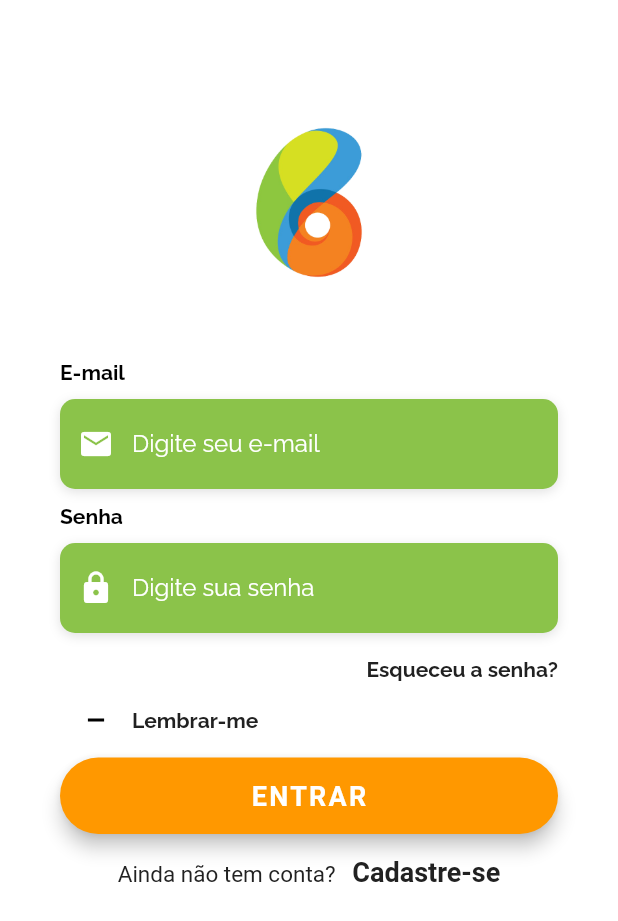
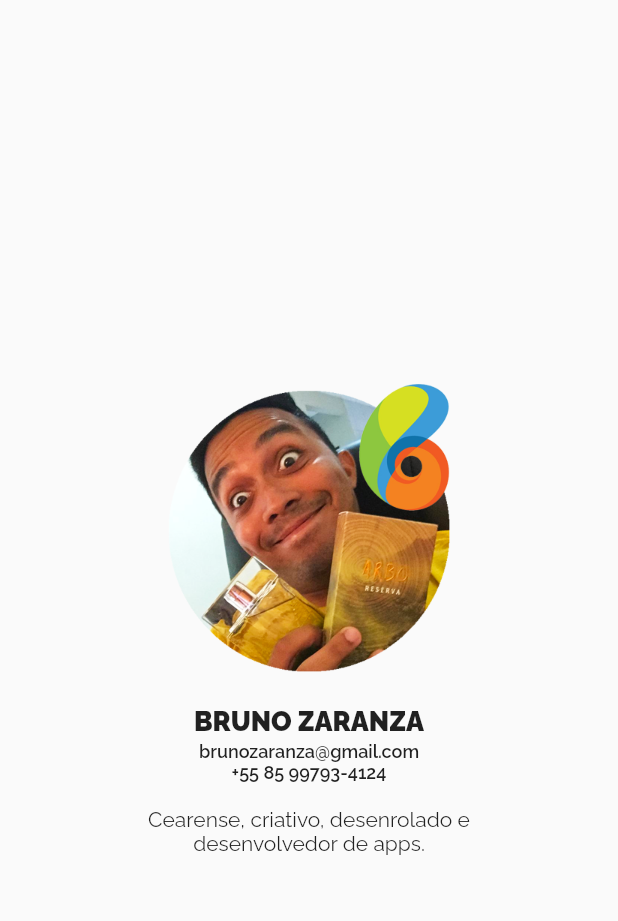
Before and after one commit to brunozaranza/botitter, a Flutter app: the first screen one second after launch, on a phone screen of 412 x 824 dp. Shown: the top 921 px of the screen. Run offline on Flutter 3.47's test engine with Material 2 defaults, Android fonts, the phone set to English and light mode, and no system bars; our stand-ins replace date_format, dio, email_validator, flutter_mobx, mobx, shared_preferences and 1 more; accounts and stored records are empty; generated files the repository leaves out were written again; Roboto replaces fonts that are missing (OpenSans).

Commit message:
splash and post edition

```diff
--- a/lib/core/viewmodel/login_viewmodel.dart
+++ b/lib/core/viewmodel/login_viewmodel.dart
@@ -50,6 +50,10 @@ class LoginViewModel {
     return store.user;
   }
 
+  set user(User u) {
+    store.setUser(u);
+  }
+
   get loading {
     return isLoading;
   }
--- a/lib/main.dart
+++ b/lib/main.dart
@@ -8,6 +8,7 @@ import 'package:bottiter/core/viewmodel/home_viewmodel.dart';
 import 'package:bottiter/core/viewmodel/login_viewmodel.dart';
 import 'package:bottiter/ui/page/bottom_navigation_bar_page.dart';
 import 'package:bottiter/ui/page/login_page.dart';
+import 'package:bottiter/ui/page/splash_page.dart';
 import 'package:flutter/material.dart';
 import 'package:provider/provider.dart';
 
@@ -16,13 +17,15 @@ void main() {
     providers: [
       Provider<LoginViewModel>.value(value: LoginViewModel(store: UserStore())),
       Provider<HomeViewModel>.value(value: HomeViewModel(store: HomeStore())),
-      Provider<BotNewViewModel>.value(value: BotNewViewModel(store: BotNewStore())),
+      Provider<BotNewViewModel>.value(
+          value: BotNewViewModel(store: BotNewStore())),
     ],
     child: BottiterApp(),
   ));
 }
 
 class BottiterApp extends StatelessWidget {
+
   @override
   Widget build(BuildContext context) {
     return MaterialApp(
@@ -33,16 +36,7 @@ class BottiterApp extends StatelessWidget {
         accentColor: Colors.grey.shade100,
         visualDensity: VisualDensity.adaptivePlatformDensity,
       ),
-      home: FutureBuilder(
-        future: Database.getUser(),
-        builder: (_, AsyncSnapshot<User> snap) {
-
-          if(snap.data == null) {
-            return LoginPage();
-          }
-
-          return BottomNavigationBarPage();
-      },),
+      home: SplashPage(),
       debugShowCheckedModeBanner: false,
     );
   }
--- a/lib/ui/page/bottom_navigation_bar_page.dart
+++ b/lib/ui/page/bottom_navigation_bar_page.dart
@@ -1,4 +1,3 @@
-import 'package:bottiter/core/store/home_store.dart';
 import 'package:bottiter/core/viewmodel/home_viewmodel.dart';
 import 'package:bottiter/ui/page/new_post_page.dart';
 import 'package:bottiter/ui/view/home_view.dart';
@@ -58,7 +57,7 @@ class _BottomNavigationBarPageState extends State<BottomNavigationBarPage>
       body: _body(),
       floatingActionButton: _selectedIndex == 0
           ? FloatingActionButton(
-        backgroundColor: Colors.orange,
+        backgroundColor: Colors.deepOrange,
               child: Icon(Icons.add, color: Colors.white),
               onPressed: _onFloatingActionButtonPressed,
             )
--- a/lib/ui/page/splash_page.dart
+++ b/lib/ui/page/splash_page.dart
@@ -0,0 +1,93 @@
+import 'dart:async';
+import 'package:bottiter/core/model/user.dart';
+import 'package:bottiter/core/repository/database/database.dart';
+import 'package:bottiter/core/viewmodel/login_viewmodel.dart';
+import 'package:bottiter/ui/page/bottom_navigation_bar_page.dart';
+import 'package:bottiter/ui/page/login_page.dart';
+import 'package:flutter/material.dart';
+import 'package:provider/provider.dart';
+
+class SplashPage extends StatefulWidget {
+  @override
+  _SplashPageState createState() => _SplashPageState();
+}
+
+class _SplashPageState extends State<SplashPage> {
+  final splashDelay = 3;
+
+  LoginViewModel _loginViewModel;
+
+  @override
+  void initState() {
+    super.initState();
+
+    _loadWidget();
+  }
+
+  void navigationPage() {
+    Navigator.pushReplacement(context, MaterialPageRoute(builder: (_) {
+      return FutureBuilder(
+        future: Database.getUser(),
+        builder: (_, AsyncSnapshot<User> snap) {
+          if (snap.data == null) {
+            return LoginPage();
+          }
+
+          _loginViewModel.user = snap.data;
+
+          return BottomNavigationBarPage();
+        },
+      );
+    }));  }
+
+  _loadWidget() async {
+    var _duration = Duration(seconds: splashDelay);
+    return Timer(_duration, navigationPage);
+  }
+
+  @override
+  Widget build(BuildContext context) {
+
+    _loginViewModel = Provider.of<LoginViewModel>(context);
+
+    return Scaffold(
+      body: Stack(
+        fit: StackFit.expand,
+        children: <Widget>[
+          Column(
+            mainAxisAlignment: MainAxisAlignment.center,
+            children: <Widget>[
+              Image.asset(
+                'assets/images/zaranza.png',
+                height: 200,
+                width: 200,
+              ),
+              SizedBox(height: 16),
+              Text(
+                "BRUNO ZARANZA",
+                style: TextStyle(fontWeight: FontWeight.w900, fontSize: 18),
+              ),
+              SizedBox(height: 3),
+              Text(
+                "brunozaranza@gmail.com",
+                style: TextStyle(fontWeight: FontWeight.w600, fontSize: 12),
+              ),
+              Text(
+                "+55 85 99793-4124",
+                style: TextStyle(fontWeight: FontWeight.w600, fontSize: 12),
+              ),
+              Padding(
+                padding: const EdgeInsets.only(top: 16, left: 50, right: 50),
+                child: Text(
+                  "Cearense, criativo, desenrolado e desenvolvedor de apps.",
+                  textAlign: TextAlign.center,
+                  style: TextStyle(fontWeight: FontWeight.w400, fontSize: 14),
+                ),
+              )
+            ],
+          ),
+        ],
+      ),
+    );
+  }
+}
--- a/lib/ui/view/generic_list_view.dart
+++ b/lib/ui/view/generic_list_view.dart
@@ -37,6 +37,7 @@ class GeneticListView extends StatelessWidget {
   Widget build(BuildContext context) {
 
     return RefreshIndicator(
+      backgroundColor: Colors.blue,
       child: _listView(),
       onRefresh: onRefresh,
     );
--- a/pubspec.yaml
+++ b/pubspec.yaml
@@ -39,6 +39,7 @@ flutter:
 
   assets:
     - assets/images/logo.png
+    - assets/images/zaranza.png
 
   fonts:
     - family: Raleway
```
Also changed, not shown: lib/core/repository/database/database.dart (+7 -3 lines), lib/core/viewmodel/new_post_viewmodel.dart (+10 -0 lines), lib/ui/page/new_post_page.dart (+80 -13 lines), lib/ui/view/bot_sliver_app_bar.dart (+1 -8 lines), lib/ui/view/post_item_view.dart (+48 -11 lines), assets/images/zaranza.png (added).
